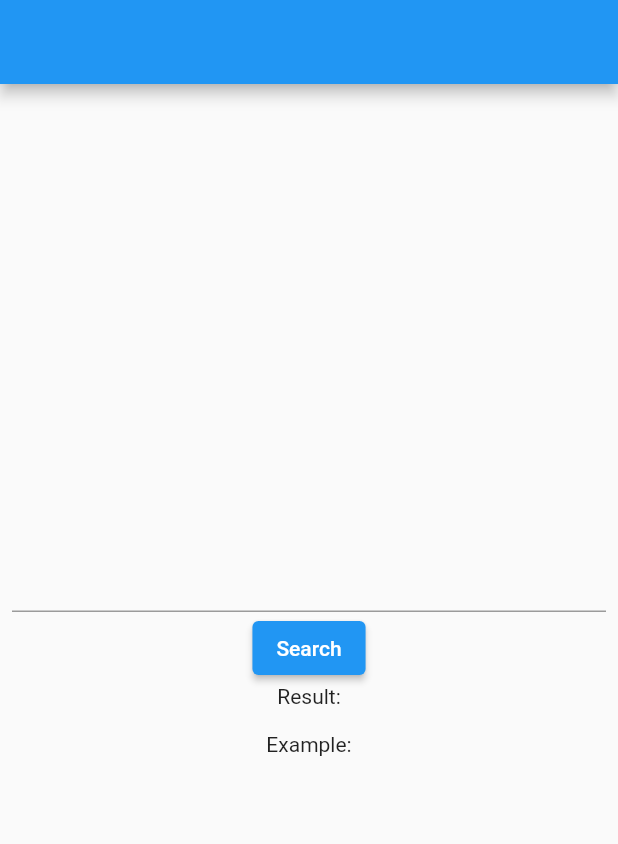
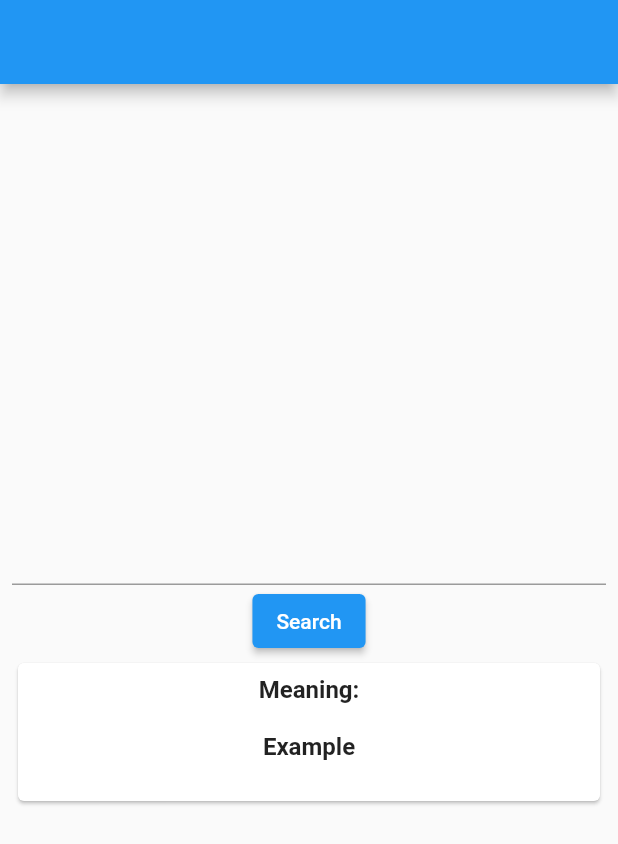
Before and after one commit to ahmadhanis/FlutterA231, a Flutter app: the screen it shows after launch, after a tap on "Search", on a phone screen of 412 x 824 dp. Shown: the top 844 px of the screen. Run offline on Flutter 3.47's test engine with Material 2 defaults, Android fonts, the phone set to English and light mode, and no system bars; our stand-ins replace audioplayers, fluttertoast; missing offline and left inert: ndialog; network calls fail.

Commit message:
minor UI dictionary change

```diff
--- a/my_dictionary/lib/main.dart
+++ b/my_dictionary/lib/main.dart
@@ -15,7 +15,7 @@ class MyApp extends StatelessWidget {
   @override
   Widget build(BuildContext context) {
     return MaterialApp(
-      title: 'Flutter Demo',
+      title: 'My Dictionary',
       theme: ThemeData(
         primarySwatch: Colors.blue,
       ),
@@ -48,8 +48,28 @@ class _MyHomePageState extends State<MyHomePage> {
               controller: textEditingController,
             ),
             ElevatedButton(onPressed: onPressed, child: const Text("Search")),
-            Text("Result:\n $definition"),
-            Text("Example:\n $example")
+            Container(
+              width: 400,
+              child: Card(
+                child: Padding(
+                  padding: const EdgeInsets.all(8.0),
+                  child: Column(
+                    children: [
+                      const Text(
+                        "Meaning:",
+                        style:
+                            TextStyle(fontSize: 16, fontWeight: FontWeight.bold),
+                      ),
+                      Text(definition, style: const TextStyle(fontSize: 16)),
+                      const Text("Example",
+                          style: TextStyle(
+                              fontSize: 16, fontWeight: FontWeight.bold)),
+                      Text(example, style: const TextStyle(fontSize: 16))
+                    ],
+                  ),
+                ),
+              ),
+            )
           ]),
         ),
       ),
@@ -82,6 +102,9 @@ class _MyHomePageState extends State<MyHomePage> {
           textColor: Colors.white,
           fontSize: 16.0);
     } else {
+      definition = "";
+      example = "";
+      setState(() {});
       Fluttertoast.showToast(
           msg: "Not Found",
           toastLength: Toast.LENGTH_SHORT,
```
